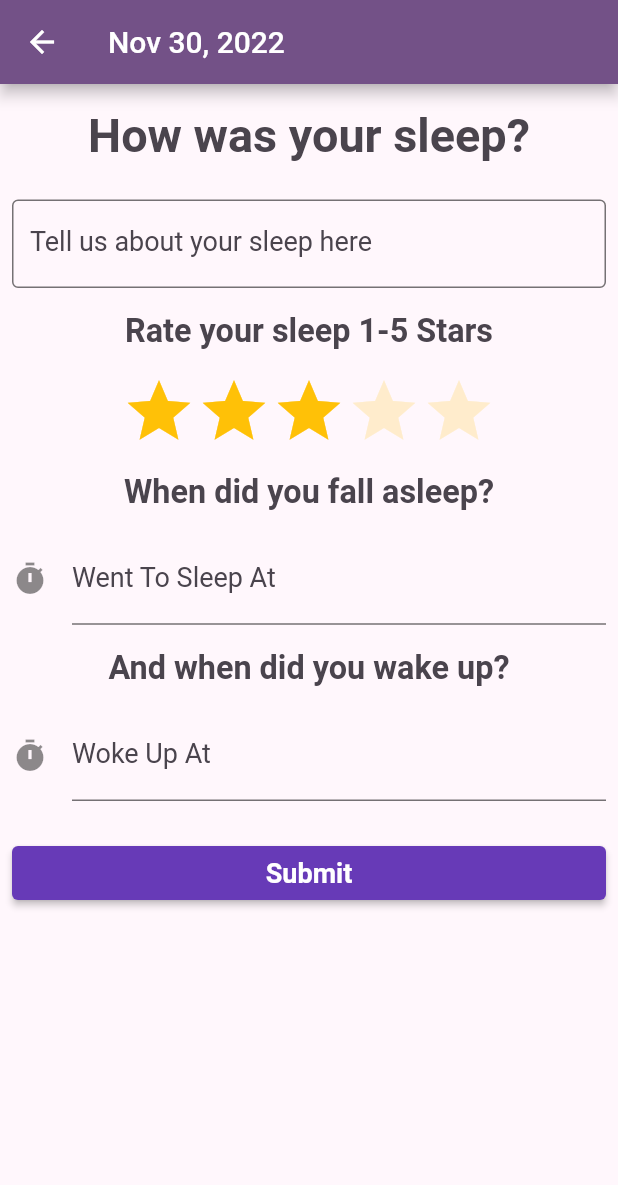
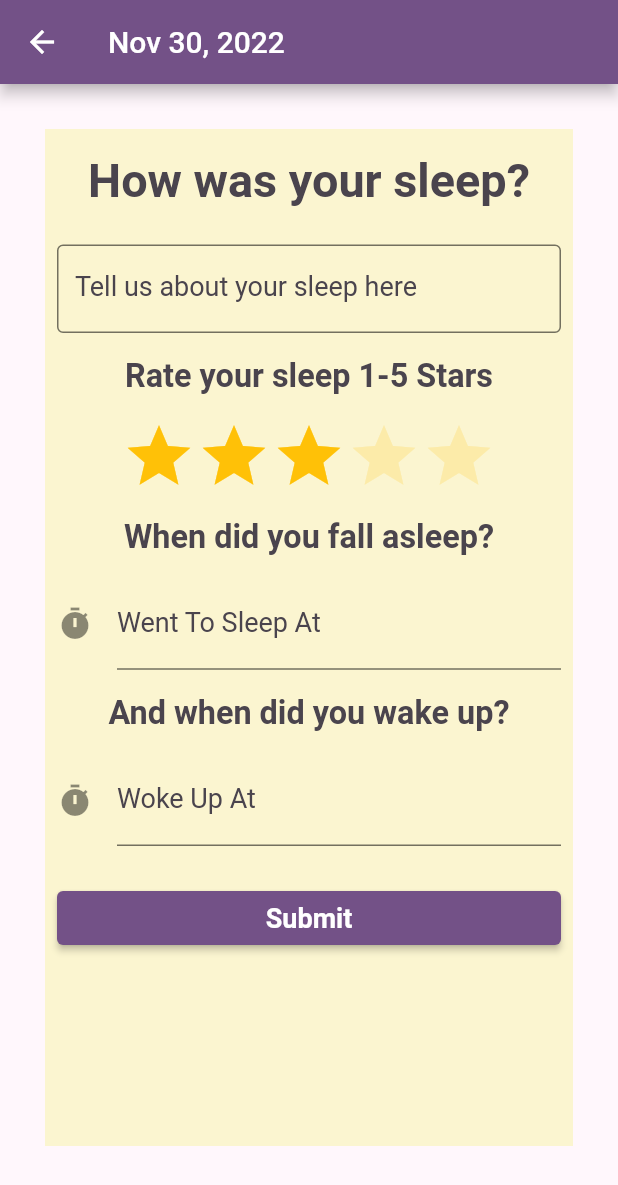
Before and after one commit to jakelang01/SweetDreams, a Flutter app: the InputScreen screen opened directly, on a phone screen of 412 x 824 dp. Shown: the top 1185 px of the screen. Run offline on Flutter 3.47's test engine with Material 2 defaults, Android fonts, the light colour scheme and no system bars; drawn by our look-alikes of flutter_rating_bar; our stand-ins replace cloud_firestore, firebase_core, shared_preferences, youtube_player_flutter; accounts and stored records are empty.

Commit message:
adds a separate container background to dreams_input to make the text stand out more against the background

```diff
--- a/lib/dreams/views/dreams_input.dart
+++ b/lib/dreams/views/dreams_input.dart
@@ -90,7 +90,10 @@ class _InputScreen extends State<InputScreen> {
         actions: <Widget>[],
       ),
       backgroundColor: Theme.of(context).backgroundColor,
-      body: ListView(
+      body: Container(
+        margin: EdgeInsets.fromLTRB(30.0, 30.0, 30.0, 60.0),
+        color: Theme.of(context).canvasColor,
+        child: ListView(
           children: <Widget>[
             Padding(
                 padding: EdgeInsets.symmetric(horizontal: 8, vertical: 16),
@@ -236,11 +239,8 @@ class _InputScreen extends State<InputScreen> {
                 )
             ),
             Padding(
-            padding: const EdgeInsets.symmetric(horizontal: 8, vertical: 16),
+              padding: const EdgeInsets.fromLTRB(8.0, 16.0, 8.0, 0.0),
               child:ElevatedButton(
-              style: ElevatedButton.styleFrom(
-                  primary: Colors.deepPurple
-              ),
                 child: Text('Submit'),
                 onPressed: () {
                   _confirmedBox();
@@ -253,6 +253,7 @@ class _InputScreen extends State<InputScreen> {
               )
             )
           ],
+        ),
       ),
     );
   }
```
Lines whose indentation alone changed are shown as unchanged.
